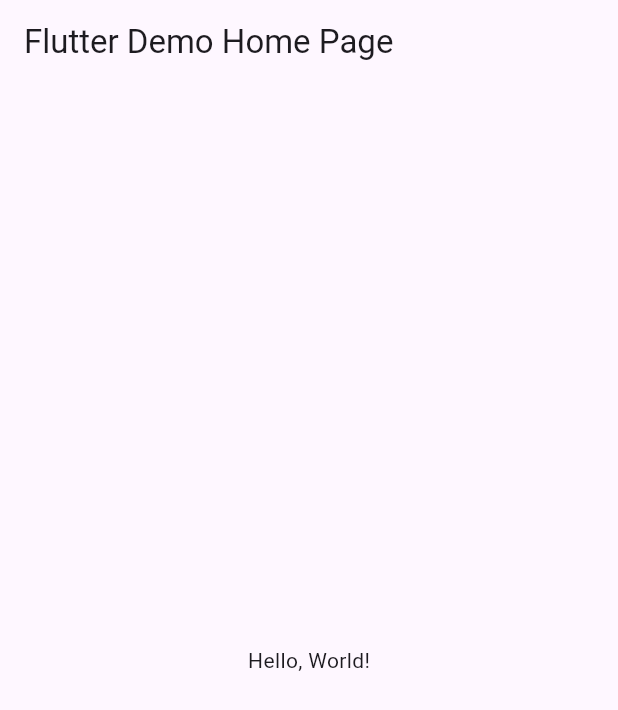
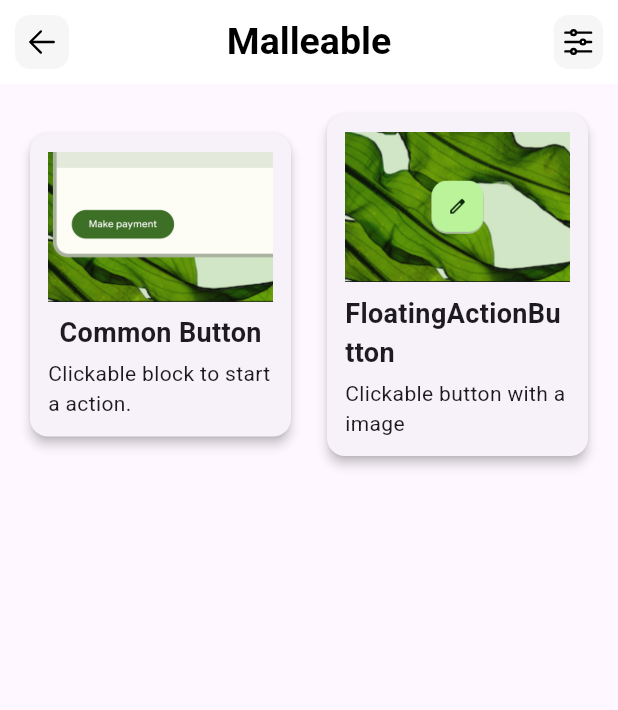
Before and after one commit to TreeOfUselessWisdom/Learn_FlutterProject, a Flutter app: the screen it shows after launch, on a phone screen of 412 x 824 dp. Shown: the top 710 px of the screen. Run offline on Flutter 3.47's test engine with Material 3 defaults, Android fonts, the phone set to English and light mode, and no system bars; our stand-ins replace flutter_svg.

```diff
--- a/lib/main.dart
+++ b/lib/main.dart
@@ -1,43 +1,17 @@
 import 'package:flutter/material.dart';
+
+import 'pages/home.dart';
 
 void main() => runApp(MyApp());
 
 class MyApp extends StatelessWidget {
   const MyApp({super.key});
-  // This widget is the root of your application.
   @override
   Widget build(BuildContext context) {
     return MaterialApp(
-      // Application name
-      title: 'Flutter Hello World',
-      // Application theme data, you can set the colors for the application as
-      // you want
-      theme: ThemeData(
-        // useMaterial3: false,
-        primarySwatch: Colors.blue,
-      ),
-      // A widget which will be started on application startup
-      home: MyHomePage(title: 'Flutter Demo Home Page'),
+      debugShowCheckedModeBanner: false,
+      theme: ThemeData(fontFamily: 'Roboto'),
+      home: const HomePage(),
     );
   }
 }
-
-class MyHomePage extends StatelessWidget {
-  final String title;
-  const MyHomePage({super.key, required this.title});
-
-  @override
-  Widget build(BuildContext context) {
-    return Scaffold(
-      appBar: AppBar(
-        // The title text which will be shown on the action bar
-        title: Text(title),
-      ),
-      body: Center(
-        child: Text(
-          'Hello, World!',
-        ),
-      ),
-    );
-  }
-}
--- /dev/null
+++ b/lib/pages/home.dart
@@ -0,0 +1,121 @@
+import 'package:flutter/material.dart';
+import 'package:flutter_svg/svg.dart';
+
+class HomePage extends StatelessWidget {
+  const HomePage({Key? key}) : super(key: key);
+
+  @override
+  Widget build(BuildContext context) {
+    return Scaffold(
+      appBar: appBar(),
+      body: buildBody(),
+    );
+  }
+
+  Widget buildBody() {
+    return Padding(
+      padding: const EdgeInsets.all(16.0),
+      child: Row(
+        children: [
+          buildCard(
+            'assets/images/card1.png',
+            'Common Button',
+            'Clickable block to start a action.',
+          ),
+          const SizedBox(width: 16),
+          buildCard(
+            'assets/images/card2.png',
+            'FloatingActionButton',
+            'Clickable button with a image',
+          ),
+        ],
+      ),
+    );
+  }
+
+  Expanded buildCard(String image, String heading, String desc) {
+    return Expanded(
+      child: Card(
+        elevation: 3,
+        shape: RoundedRectangleBorder(
+          borderRadius: BorderRadius.circular(12),
+        ),
+        child: Padding(
+          padding: const EdgeInsets.all(12.0),
+          child: Column(
+            mainAxisSize: MainAxisSize.min,
+            children: [
+              Image.asset(
+                image,
+                height: 100,
+                fit: BoxFit.cover,
+              ),
+              const SizedBox(height: 8),
+              Text(
+                heading,
+                style: const TextStyle(
+                  fontSize: 18,
+                  fontWeight: FontWeight.bold,
+                ),
+              ),
+              const SizedBox(height: 4),
+              Text(
+                desc,
+                style: const TextStyle(fontSize: 14),
+              ),
+            ],
+          ),
+        ),
+      ),
+    );
+  }
+
+  AppBar appBar() {
+    return AppBar(
+      title: Text(
+        'Malleable',
+        style: TextStyle(
+          color: Colors.black,
+          fontWeight: FontWeight.bold,
+          fontSize: 25,
+        ),
+      ),
+      centerTitle: true,
+      backgroundColor: Colors.white,
+      elevation: 0.0,
+      leading: GestureDetector(
+        onTap: () {},
+        child: Container(
+          margin: EdgeInsets.all(10),
+          alignment: Alignment.center,
+          child: SvgPicture.asset(
+            'assets/icons/arrow-small-left-solid.svg',
+            height: 25,
+            width: 25,
+          ),
+          decoration: BoxDecoration(
+              color: Color(0xf2f6f6f6),
+              borderRadius: BorderRadius.circular(10)),
+        ),
+      ),
+      actions: [
+        GestureDetector(
+          onTap: () {},
+          child: Container(
+            margin: EdgeInsets.all(10),
+            width: 33,
+            alignment: Alignment.center,
+            child: SvgPicture.asset(
+              'assets/icons/adjustments-horizontal.svg',
+              height: 25,
+              width: 25,
+            ),
+            decoration: BoxDecoration(
+                color: Color(0xf2f6f6f6),
+                borderRadius: BorderRadius.circular(10)),
+          ),
+        )
+      ],
+    );
+  }
+}
```
Also changed, not shown: pubspec.yaml (+12 -9 lines), assets/icons/adjustments-horizontal.svg (added), assets/icons/arrow-small-left-solid.svg (added), assets/images/card1.png (added), assets/images/card2.png (added), fonts/Roboto-Bold.ttf (added), fonts/Roboto-Medium.ttf (added), fonts/Roboto-Regular.ttf (added), fonts/Roboto-SemiBold.ttf (added).
